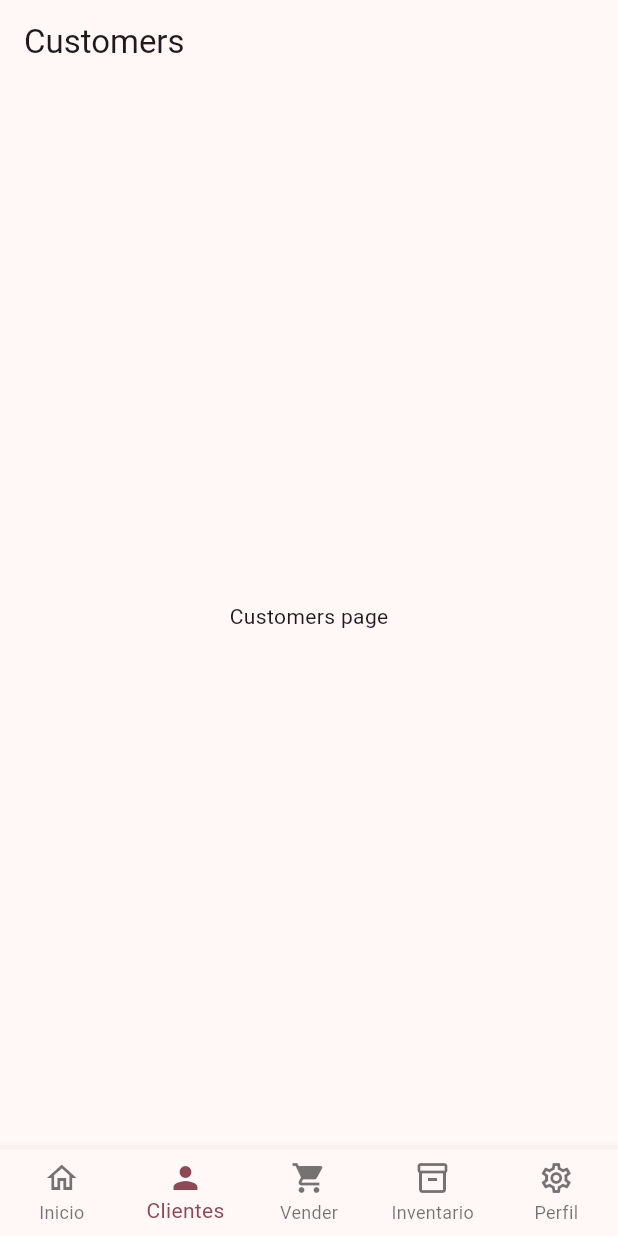
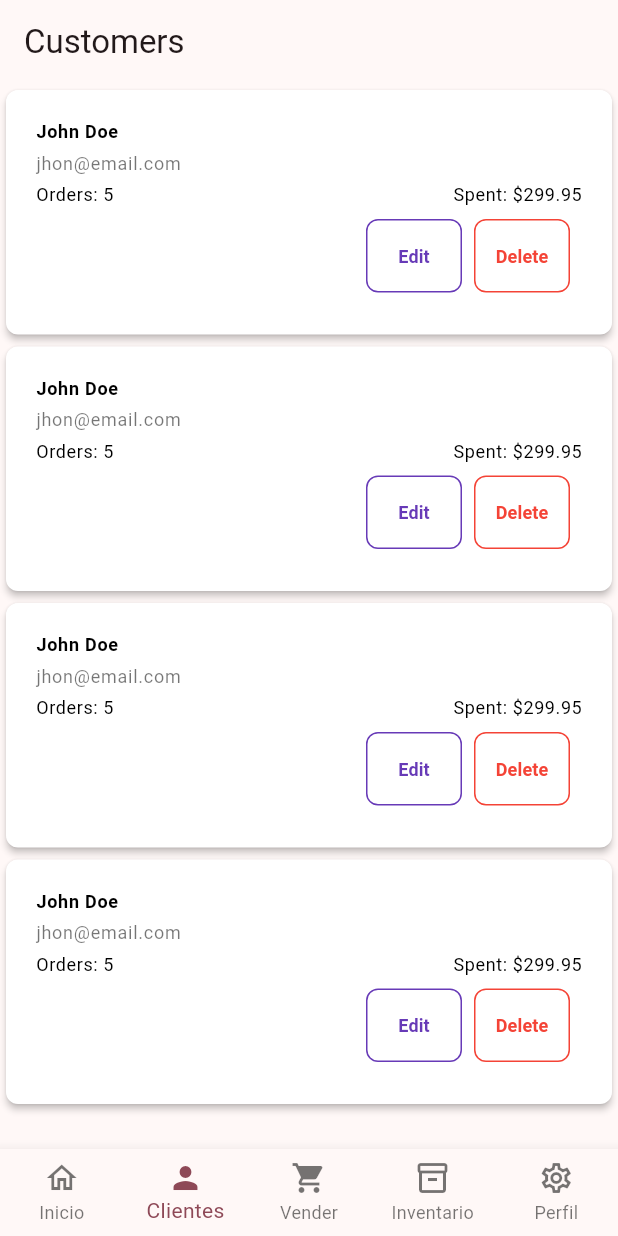
Before and after one commit to DanildZambrana/sales_app, a Flutter app: the screen it shows after launch, item 2 of the bottom bar chosen, on a phone screen of 412 x 824 dp. Run offline on Flutter 3.47's test engine with Material 3 defaults, Android fonts, the phone set to English and light mode, and no system bars.

Commit message:
refactor: Enhance customers page with detailed cards
The customers page has been updated to include detailed cards rather than simple text. New components, namely 'CardWithButtons' and 'OutlineButtonComponent', have been imported and implemented. The cards display customer information like the name, email, total orders, and amount spent, along with 'Edit' and 'Delete' buttons for each customer. This change not only makes the page more informative but also improves the user experience by making the interface more interactive.

```diff
--- a/lib/screens/customers.dart
+++ b/lib/screens/customers.dart
@@ -1,5 +1,7 @@
 import 'package:flutter/material.dart';
+import 'package:sales_app/components/card_with_buttons_component.dart';
 import 'package:sales_app/structure/navbar.dart';
+import 'package:sales_app/components/outline_button_component.dart';
 
 class CustomersPage extends StatelessWidget {
   const CustomersPage({super.key});
@@ -7,12 +9,66 @@ class CustomersPage extends StatelessWidget {
   @override
   Widget build(BuildContext context) {
     return Scaffold(
-      appBar: AppBar(
-        title: const Text("Customers"),
-      ),
-      body: const Center(
-        child: Text("Customers page"),
-      ),
-    );
+        appBar: AppBar(
+          title: const Text("Customers"),
+        ),
+        body: SingleChildScrollView(
+          child: Column(
+            children: [
+              CardWithButtons(
+                  cardTitle: "John Doe",
+                  cardSubtitle: "jhon@email.com",
+                  startValue: "Orders: 5",
+                  endValue: "Spent: \$299.95",
+                  actionButtons: [
+                    OutlineButtonComponent(
+                        text: "Edit",
+                        onPressed: () {},
+                        color: Colors.deepPurple),
+                    OutlineButtonComponent(
+                        text: "Delete", onPressed: () {}, color: Colors.red),
+                  ]),
+              CardWithButtons(
+                  cardTitle: "John Doe",
+                  cardSubtitle: "jhon@email.com",
+                  startValue: "Orders: 5",
+                  endValue: "Spent: \$299.95",
+                  actionButtons: [
+                    OutlineButtonComponent(
+                        text: "Edit",
+                        onPressed: () {},
+                        color: Colors.deepPurple),
+                    OutlineButtonComponent(
+                        text: "Delete", onPressed: () {}, color: Colors.red),
+                  ]),
+              CardWithButtons(
+                  cardTitle: "John Doe",
+                  cardSubtitle: "jhon@email.com",
+                  startValue: "Orders: 5",
+                  endValue: "Spent: \$299.95",
+                  actionButtons: [
+                    OutlineButtonComponent(
+                        text: "Edit",
+                        onPressed: () {},
+                        color: Colors.deepPurple),
+                    OutlineButtonComponent(
+                        text: "Delete", onPressed: () {}, color: Colors.red),
+                  ]),
+              CardWithButtons(
+                  cardTitle: "John Doe",
+                  cardSubtitle: "jhon@email.com",
+                  startValue: "Orders: 5",
+                  endValue: "Spent: \$299.95",
+                  actionButtons: [
+                    OutlineButtonComponent(
+                        text: "Edit",
+                        onPressed: () {},
+                        color: Colors.deepPurple),
+                    OutlineButtonComponent(
+                        text: "Delete", onPressed: () {}, color: Colors.red),
+                  ]),
+            ],
+          ),
+        ));
   }
 }
```
